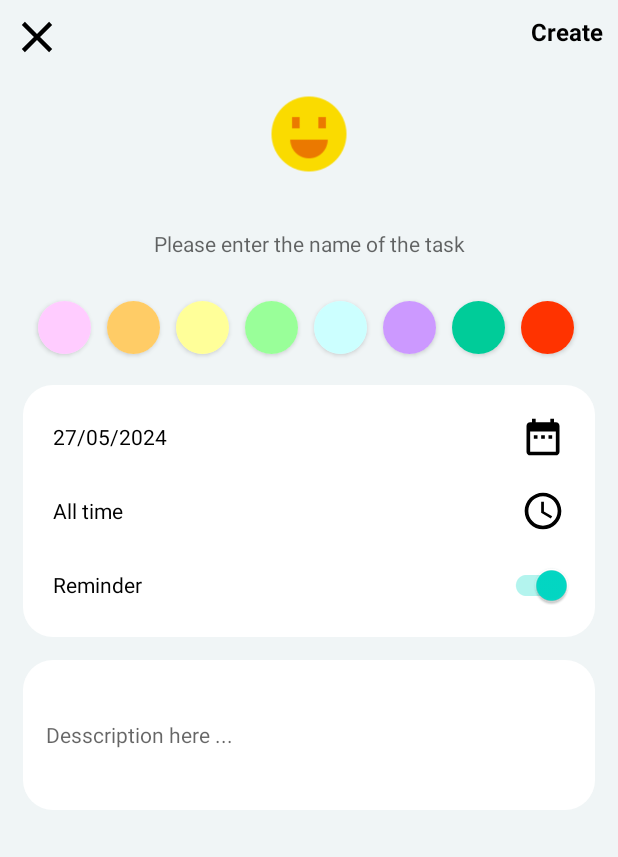
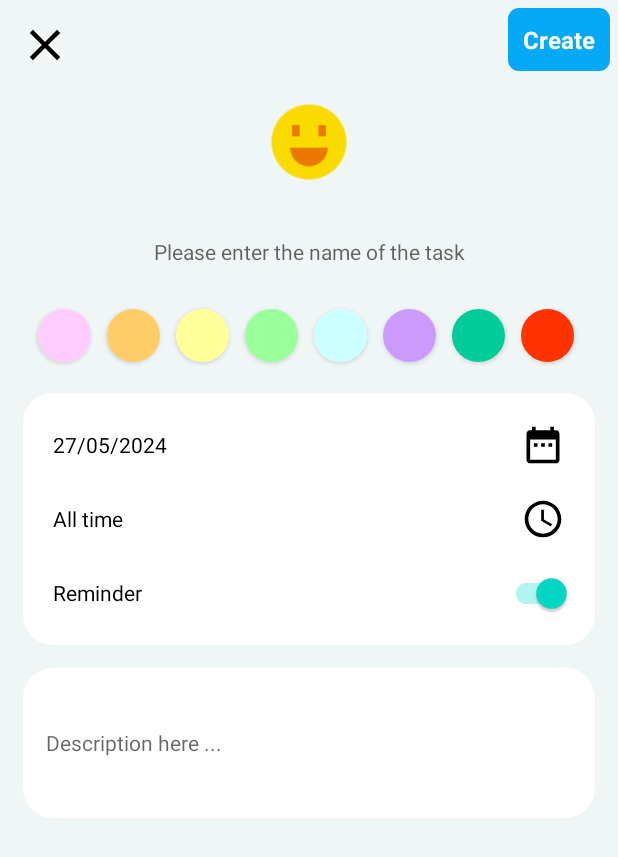
Before and after one commit to sontit1999/DailyTaskPlanner, an Android app built with Jetpack Compose: the fragment AddTaskDialog placed in its activity, on a phone screen of 412 x 824 dp. Shown: the top 857 px of the screen. Run offline under Robolectric (Android 15) with nearby library versions, the phone set to English and light mode, and no system bars; our stand-ins replace AdMob, Dagger/Hilt's generated code, EventBus, Room's generated code, data binding; libraries missing offline, so code that uses them is left out: com.google.ads.mediation, com.ozcanalasalvar.datepicker; pictures from the network do not load; 14 statements that could not run were skipped.

Commit message:
Update string en,vi , pt , es

```diff
--- a/app/src/main/java/com/ls/dailytaskplanner/service/worker/NotificationWorker.kt
+++ b/app/src/main/java/com/ls/dailytaskplanner/service/worker/NotificationWorker.kt
@@ -37,7 +37,7 @@ class NotificationWorker(private val appContext: Context, workerParams: WorkerPa
         if (localStorage.enableNotifyApp) {
             TrackingHelper.logEvent(AllEvents.NOTIFY_DAILY + "receive")
             NotificationUtils.showNotification(
-                appContext.getString(R.string.app_name),
+                appContext.getString(R.string.title_notify_daily),
                 appContext.getString(R.string.message_notify_daily_task_remind),
                 PendingIntent.getActivity(
                     appContext,
--- a/app/src/main/java/com/ls/dailytaskplanner/service/worker/SaturdayWorker.kt
+++ b/app/src/main/java/com/ls/dailytaskplanner/service/worker/SaturdayWorker.kt
@@ -40,7 +40,7 @@ class SaturdayWorker(private val appContext: Context, workerParams: WorkerParame
         if (localStorage.enableNotifyApp) {
             TrackingHelper.logEvent(AllEvents.NOTIFY_SATURDAY + "receive")
             NotificationUtils.showNotification(
-                appContext.getString(R.string.app_name),
+                appContext.getString(R.string.title_notify_saturday),
                 appContext.getString(R.string.notify_saturday),
                 PendingIntent.getActivity(
                     appContext,
--- /dev/null
+++ b/app/src/main/res/drawable/bg_btn_add.xml
@@ -0,0 +1,6 @@
+<?xml version="1.0" encoding="utf-8"?>
+<shape xmlns:android="http://schemas.android.com/apk/res/android"
+    android:shape="rectangle">
+    <solid android:color="@color/color_main" />
+    <corners android:radius="7dp" />
+</shape>
--- a/app/src/main/res/layout/dialog_add_task.xml
+++ b/app/src/main/res/layout/dialog_add_task.xml
@@ -14,6 +14,7 @@
             android:layout_width="49dp"
             android:layout_height="49dp"
             android:padding="7dp"
+            android:layout_margin="5dp"
             app:layout_constraintStart_toStartOf="parent"
             app:layout_constraintTop_toTopOf="parent"
             app:srcCompat="@drawable/baseline_close_24" />
@@ -22,10 +23,11 @@
             android:id="@+id/tvCreate"
             android:layout_width="wrap_content"
             android:layout_height="wrap_content"
-
+            android:background="@drawable/bg_btn_add"
             android:text="@string/create"
+            android:layout_margin="5dp"
             android:padding="10dp"
-            android:textColor="@color/black"
+            android:textColor="@color/white"
             android:textSize="16sp"
             android:textStyle="bold"
             app:layout_constraintEnd_toEndOf="parent"
--- a/app/src/main/res/values/strings.xml
+++ b/app/src/main/res/values/strings.xml
@@ -1,16 +1,15 @@
 <resources>
-    <string name="com.crashlytics.android.build_id">1</string>
-    <string name="app_name">DailyTaskPlanner</string>
+    <string name="com.crashlytics.android.build_id" translatable="false">1</string>
+    <string name="app_name">Daily Plan</string>
     <string name="title_home">Home</string>
     <string name="title_profile">Profile</string>
-    <string name="titlte_task">Họp daily hàng ngày</string>
+    <string name="titlte_task">Daily meeting</string>
     <string name="create">Create</string>
     <string name="new_task">New task .....</string>
     <string name="today">Today</string>
     <string name="time">Time</string>
     <string name="reminder">Reminder</string>
-    <string name="no_tag">No tag</string>
-    <string name="desscription">Desscription here ...</string>
+    <string name="desscription">Description here ...</string>
     <string name="update">Update</string>
     <string name="task_updated">Task updated successfully</string>
     <string name="task_deleted">Task deleted successfully</string>
@@ -33,8 +32,10 @@
     <string name="minutes">minutes</string>
     <string name="congratulation_done_task_to_now">You have completed %s missions today! Hang in there, you\'re almost done!" </string>
     <string name="congratulation">Congratulation</string>
-    <string name="notify_saturday">Hãy xem lại công việc của bạn trong tuần qua</string>
-    <string name="message_notify_daily_task_remind">Update status task today and Don\'t forget create a new plan for tomorrow!</string>
+    <string name="title_notify_saturday">Get ready for a productive week!</string>
+    <string name="notify_saturday">Tap here to set your goals and organize your tasks with Daily Plan. 📅✨</string>
+    <string name="title_notify_daily">Ready for Tomorrow?</string>
+    <string name="message_notify_daily_task_remind">Tap here to set your tasks and goals with Daily Plan. 📅✨</string>
     <string name="loading_ad">Loading ad ...</string>
     <string name="msg_btn_continue">Continue</string>
     <string name="please_enter_title">Please enter the name of the task</string>
```
Also changed, not shown: 3 other files.
